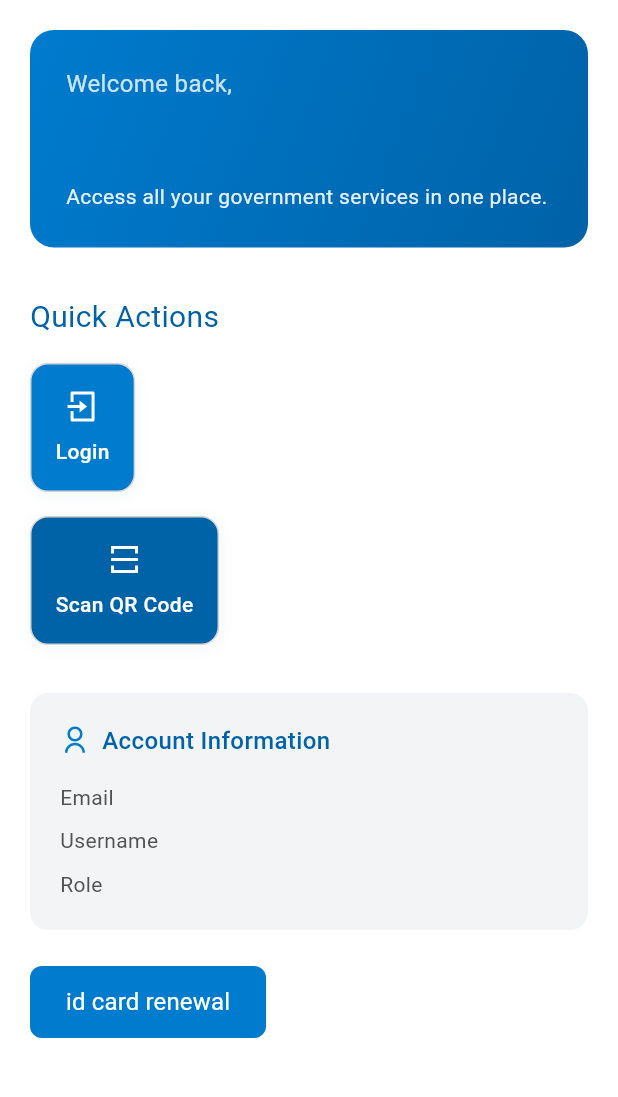
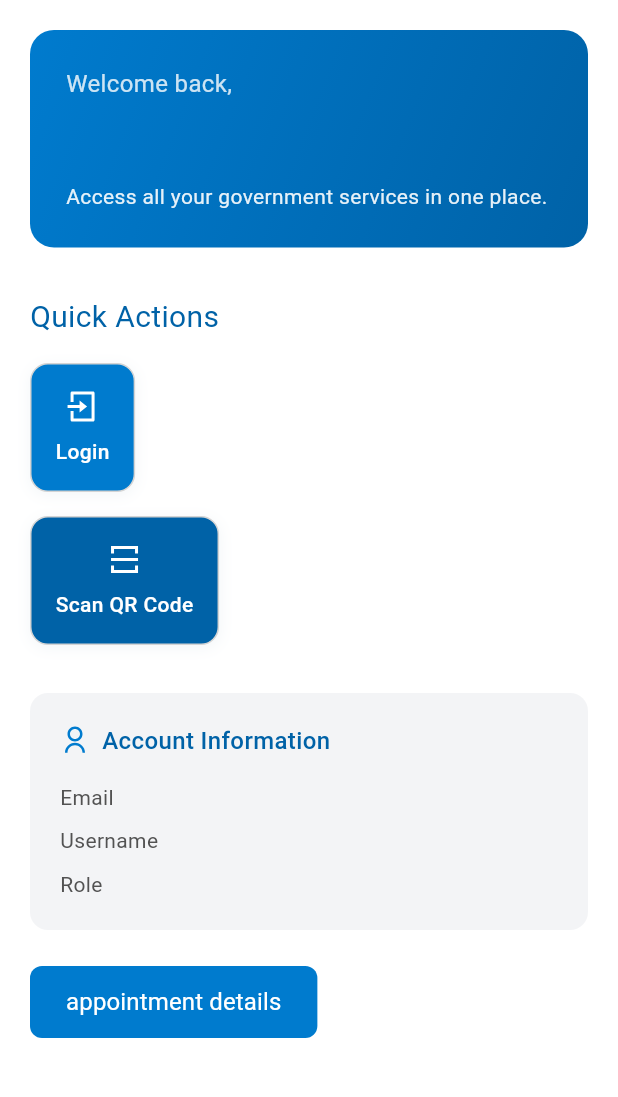
Before and after one commit to TeamSudoForge/SudoForge_GovConnect, a Flutter app: the HomeScreen screen opened by its route, on a phone screen of 412 x 824 dp, the part 84-1181 px from its top. Run offline on Flutter 3.47's test engine with Material 3 defaults, Android fonts, the phone set to English and light mode, and no system bars; our stand-ins replace dio, flutter_map, flutter_remix, flutter_secure_storage, go_router, image_picker and 5 more; missing offline and left inert: mobile_scanner; accounts and stored records are empty; network calls fail.

Commit message:
feat: add Appointment Details screen and update navigation in Home screen

```diff
--- a/frontend/lib/src/core/routes/app_router.dart
+++ b/frontend/lib/src/core/routes/app_router.dart
@@ -6,7 +6,7 @@ import '../../presentation/screens/home_screen.dart';
 import '../../presentation/screens/email_verification_screen.dart';
 import '../../presentation/screens/two_factor_verification_screen.dart';
 import '../../presentation/screens/app_navigation_screen.dart';
-import '../../presentation/screens/id_card_renewal_screen.dart';
+import '../../presentation/screens/appointment_details.dart';
 import '../../presentation/screens/appointment_update_screen.dart';
 import '../../presentation/screens/notifications_screen.dart';
 
@@ -85,11 +85,10 @@ class AppRouter {
           ],
         ),
 
-        // Service Routes
         GoRoute(
-          path: '/id-card-renewal',
-          name: 'id-card-renewal',
-          builder: (context, state) => const IdCardRenewalScreen(),
+          path: '/appointment-details',
+          name: 'appointment-details',
+          builder: (context, state) => const AppointmentDetailsScreen(),
         ),
         GoRoute(
           path: '/appointment-update',
@@ -112,7 +111,8 @@ class AppRoutes {
   static const String home = '/home';
   static const String notifications = '/home/notifications';
   static const String appNavigation = '/home/app-navigation';
-  static const String idCardRenewal = '/id-card-renewal';
+  // static const String idCardRenewal = '/id-card-renewal'; // TODO: Uncomment when screen is created
+  static const String appointmentDetails = '/appointment-details';
   static const String appointmentUpdate = '/appointment-update';
 }
 
@@ -124,6 +124,8 @@ extension GoRouterExtension on GoRouter {
 
   void pushNotifications() => pushNamed('notifications');
 
+  void pushAppointmentDetails() => pushNamed('appointment-details');
+
   void pushTwoFactorVerification(String email) =>
       pushNamed('two-factor-verification', queryParameters: {'email': email});
 
--- a/frontend/lib/src/presentation/screens/home_screen.dart
+++ b/frontend/lib/src/presentation/screens/home_screen.dart
@@ -52,9 +52,9 @@ class HomeScreen extends StatelessWidget {
                 const SizedBox(height: 24),
                 // Button to navigate to app navigation screen
                 CustomButton(
-                  text: 'id card renewal',
+                  text: 'appointment details',
                   onPressed: () {
-                    context.pushNamed('id-card-renewal');
+                    context.pushNamed('appointment-details');
                   },
                   backgroundColor: AppColors.colorFF007B,
                 ),
```
Also changed, not shown: frontend/lib/src/presentation/screens/appointment_details.dart (renamed from frontend/lib/src/presentation/screens/id_card_renewal_screen.dart, +27 -23 lines).
